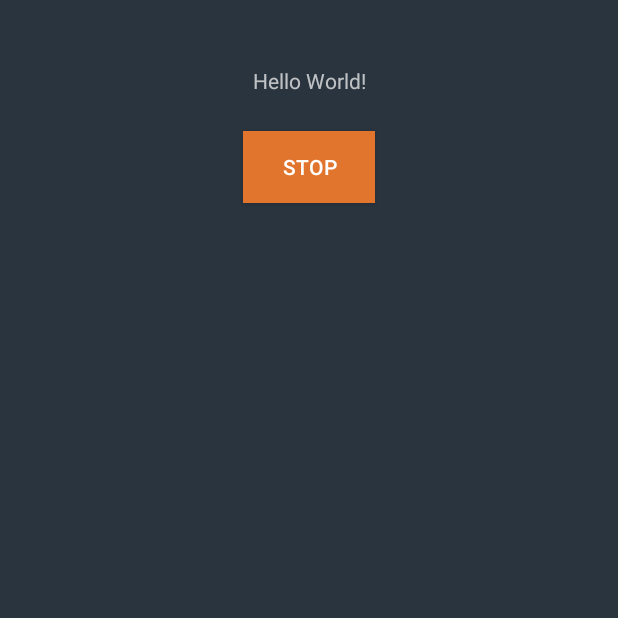
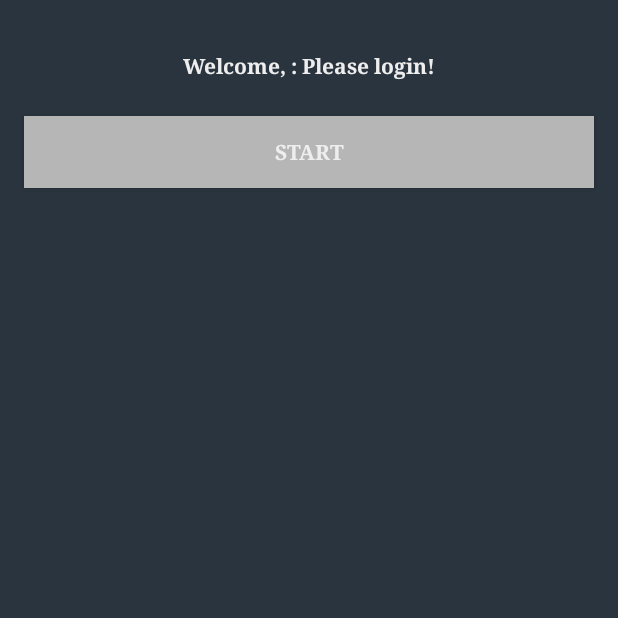
Before and after one commit to poojasngh432/Shifty, an Android app: the MainActivity screen opened directly, with no data from a screen before it, after a tap on "STOP", on a phone screen of 412 x 824 dp, the top half of it. Run offline under Robolectric (Android 15) with nearby library versions, the phone set to English and light mode, and no system bars; our stand-ins replace RxJava; network calls fail; 1 statement that could not run was skipped; 1 other tap on this screen came first.

Commit message:
phase one fully working

```diff
--- a/app/src/main/AndroidManifest.xml
+++ b/app/src/main/AndroidManifest.xml
@@ -25,11 +25,6 @@
         <activity android:name=".MainActivity">
         </activity>
 
-        <service
-            android:enabled="true"
-            android:exported="true"
-            android:name=".MainService"></service>
-
     </application>
 
 </manifest>
--- a/app/src/main/java/com/nomimon/shifty/LoginActivity.kt
+++ b/app/src/main/java/com/nomimon/shifty/LoginActivity.kt
@@ -8,7 +8,6 @@ import android.widget.Toast
 import androidx.appcompat.app.AppCompatActivity
 import com.nomimon.shifty.databinding.ActivityMain2Binding
 import com.nomimon.shifty.model.LoginResponse
-import io.reactivex.disposables.Disposable
 import okhttp3.MediaType
 import okhttp3.RequestBody
 import org.json.JSONException
@@ -21,8 +20,6 @@ import java.util.*
 
 class LoginActivity : AppCompatActivity() {
     private lateinit var binding: ActivityMain2Binding
-    private lateinit var requestBodyParams: MutableMap<String, String>
-    private lateinit var disposable: Disposable
 
     override fun onCreate(savedInstanceState: Bundle?) {
         super.onCreate(savedInstanceState)
@@ -65,7 +62,7 @@ class LoginActivity : AppCompatActivity() {
         val parse: MediaType? = MediaType.parse("application/json")
         val requestBody2 = RequestBody.create(parse, jSONObject.toString())
 
-        val call: Call<LoginResponse> = BaseApp.apiInterface.login(requestBody2)
+        val call: Call<LoginResponse> = BaseApp.apiInterfaceLogin.login(requestBody2)
         call.enqueue(object : Callback<LoginResponse> {
             override fun onResponse(call: Call<LoginResponse>, response: Response<LoginResponse>) {
                 val id = response.body()?.id
--- a/app/src/main/java/com/nomimon/shifty/MainActivity.kt
+++ b/app/src/main/java/com/nomimon/shifty/MainActivity.kt
@@ -13,18 +13,22 @@ import com.nomimon.shifty.databinding.ActivityMainBinding
 import com.nomimon.shifty.model.ConfirmStatus
 import com.nomimon.shifty.model.MyAvailableShiftsResponse
 import io.reactivex.disposables.CompositeDisposable
+import okhttp3.MediaType
+import okhttp3.RequestBody
+import org.json.JSONObject
 import retrofit2.Call
 import retrofit2.Callback
 import retrofit2.Response
 import java.net.URLEncoder
 import java.nio.charset.StandardCharsets
+import kotlin.math.log
 
 
 class MainActivity : AppCompatActivity() {
     private lateinit var binding: ActivityMainBinding
-    private lateinit var requestBodyParams: MutableMap<String, String>
-    private val disposables = CompositeDisposable()
     private var buttonText: String = "START"
+    private lateinit var callStartRun: Call<MyAvailableShiftsResponse>
+    private lateinit var callGrabShifts: Call<ConfirmStatus>
 
     override fun onCreate(savedInstanceState: Bundle?) {
         super.onCreate(savedInstanceState)
@@ -37,47 +41,57 @@ class MainActivity : AppCompatActivity() {
 
     private fun setData() {
         binding.startBtn.text = buttonText
+        var loginState = ""
+        if (BaseApp.isLoggedIn) {
+            loginState = "You're logged in!"
+        } else {
+            loginState = "Please login!"
+        }
+        binding.welcome.text = this.getString(R.string.welcome_text, BaseApp.userName, loginState)
+        callStartRun = BaseApp.apiInterface.startRun(BaseApp.userId)
+        startRunApi()
     }
 
     private fun setOnClickListeners() {
         binding.startBtn.setOnClickListener {
-            if ("START".equals(buttonText)) {
+            if ("START".equals(binding.startBtn.text)) {
                 binding.startBtn.apply {
                     text = "STOP"
                     setBackgroundColor(this.context.resources.getColor(R.color.orange_stop))
+                    if(callStartRun.isCanceled)
+                        startRunApi()
                 }
-                startRunApi()
-            } else {
+            } else if ("STOP".equals(binding.startBtn.text)){
                 binding.startBtn.apply {
                     text = "START"
                     setBackgroundColor(this.context.resources.getColor(R.color.start_grey))
+                    if (callStartRun.isExecuted)
+                        callStartRun.cancel()
                 }
             }
         }
     }
 
     private fun startRunApi() {
-
-        val call: Call<MyAvailableShiftsResponse> = BaseApp.apiInterface.startRun(BaseApp.userId)
-        call.enqueue(object : Callback<MyAvailableShiftsResponse> {
+        callStartRun = BaseApp.apiInterface.startRun(BaseApp.userId)
+        callStartRun.enqueue(object : Callback<MyAvailableShiftsResponse> {
             override fun onResponse(call: Call<MyAvailableShiftsResponse>, response: Response<MyAvailableShiftsResponse>) {
                 if (response.body() != null) {
                     val availableShifts = response.body()!!.availableShifts
-                    val noOfShifts = availableShifts?.size
+                    val noOfShifts = availableShifts?.size ?: 0
                     Log.d("TESTING", "no of shifts : " + noOfShifts)
-                    Toast.makeText(this@MainActivity, "No of available shifts: $noOfShifts", Toast.LENGTH_SHORT).show()
+                    binding.shiftsNo.text = getString(R.string.shifts_num, noOfShifts.toString())
+                    Toast.makeText(this@MainActivity, "No of available shifts available: $noOfShifts", Toast.LENGTH_SHORT).show()
                     val lisOfIds = mutableListOf<String>()
                     if (availableShifts != null) {
                         for (shift in availableShifts) {
                             val id = shift.id
                             lisOfIds.add(id)
                             Log.d("TESTING", "id : " + id)
-                            var encodedId = URLEncoder.encode(id)
-                            Log.d("TESTING", "encodedId : " + encodedId)
                             if (Build.VERSION.SDK_INT >= Build.VERSION_CODES.KITKAT) {
-                                encodedId = URLEncoder.encode(id, StandardCharsets.UTF_8.toString())
+                               val encodedId = URLEncoder.encode(id, StandardCharsets.UTF_8.toString())
+                                Log.d("TESTING", "encodedId : " + encodedId)
                             }
-                            Log.d("TESTING", "encodedId : " + encodedId)
                             confirmShiftApi(id)
                         }
                     }
@@ -91,8 +105,10 @@ class MainActivity : AppCompatActivity() {
     }
 
     private fun confirmShiftApi(id: String) {
-        val call: Call<ConfirmStatus> = BaseApp.apiInterface.confirmGrabAllShifts(BaseApp.userId, id)
-        call.enqueue(object : Callback<ConfirmStatus> {
+        val parse: MediaType? = MediaType.parse("application/json")
+        val requestBody = RequestBody.create(parse, JSONObject().toString())
+        callGrabShifts = BaseApp.apiInterface.confirmGrabAllShifts(BaseApp.userId, id, requestBody)
+        callGrabShifts.enqueue(object : Callback<ConfirmStatus> {
             override fun onResponse(call: Call<ConfirmStatus>, response: Response<ConfirmStatus>) {
                 if (response.body() != null) {
                     val status = response.body()!!.status
@@ -101,10 +117,16 @@ class MainActivity : AppCompatActivity() {
                         Toast.makeText(this@MainActivity, "Shift no. $shiftNumber GRABBED!", Toast.LENGTH_SHORT).show()
                     }
                 }
+                if(callStartRun.isCanceled)
+                    callGrabShifts.cancel()
             }
 
             override fun onFailure(call: Call<ConfirmStatus>, t: Throwable) {
-                Toast.makeText(this@MainActivity, "Api call failure. Try again", Toast.LENGTH_SHORT).show()
+                if (callGrabShifts.isCanceled) {
+                    Toast.makeText(this@MainActivity, "Api call was cancelled", Toast.LENGTH_SHORT).show()
+                } else {
+                    Toast.makeText(this@MainActivity, "Api call failure. Try again", Toast.LENGTH_SHORT).show()
+                }
             }
         })
     }
--- a/app/src/main/java/com/nomimon/shifty/response/ApiInterface.kt
+++ b/app/src/main/java/com/nomimon/shifty/response/ApiInterface.kt
@@ -10,23 +10,23 @@ import retrofit2.Response
 import retrofit2.http.*
 
 interface ApiInterface {
-    companion object{
+    companion object {
         const val BASE_URL = "https://api-courier-produk.skipthedishes.com/"
-        // "https://api-courier-produk.skipthedishes.com/v2/couriers/a51e1c26-a453-441c-8182-662e9142fe29/shifts/scheduled?includeAvailable=true&timezone=Europe/London&hasCourierRefreshedOpenShifts=true%00
-        // https://api-courier-produk.skipthedishes.com/v2/couriers/" + userID + "/shifts/" + URLEncoder.encode(shift_value) + "/confirm
     }
 
     @GET("v2/couriers/{userId}/shifts/{encode}/confirm")
-    fun confirmGrabAllShifts(@Path("userId") userId: String,
-        @Path("encode") encode: String
+    fun confirmGrabAllShifts(
+        @Path("userId") userId: String,
+        @Path("encode") encode: String,
+        @Body requestBody: RequestBody
     ): Call<ConfirmStatus>
 
     @GET("v2/couriers/{userId}/shifts/scheduled?includeAvailable=true&timezone=Europe/London&hasCourierRefreshedOpenShifts=true")
-    fun startRun(@Path("userId") userId: String): Call<MyAvailableShiftsResponse>
+    fun startRun(@Path("userId") userId: String
+    ): Call<MyAvailableShiftsResponse>
 
     @POST("v1/couriers/login")
-    fun login(
-        @Body requestBody: RequestBody
+    fun login(@Body requestBody: RequestBody
     ): Call<LoginResponse>
 
 }
--- a/app/src/main/res/layout/activity_main.xml
+++ b/app/src/main/res/layout/activity_main.xml
@@ -10,24 +10,44 @@
     <TextView
         android:layout_height="wrap_content"
         android:layout_width="wrap_content"
-        android:id="@+id/one"
-        android:text="Hello World!"
+        android:id="@+id/welcome"
+        tools:text="@string/welcome_text"
+        android:textStyle="bold"
+        android:textColor="@color/light_grey_silver"
+        android:fontFamily="serif"
         app:layout_constraintLeft_toLeftOf="parent"
         app:layout_constraintRight_toRightOf="parent"
         app:layout_constraintTop_toTopOf="parent"
-        android:layout_margin="36dp"
+        android:layout_margin="26dp"
         android:padding="8dp" />
 
     <androidx.appcompat.widget.AppCompatButton
-        android:layout_width="wrap_content"
+        android:layout_width="match_parent"
         android:layout_height="wrap_content"
         android:id="@+id/startBtn"
-        android:background="@color/start_grey"
         android:text="Start Run"
-        android:layout_marginTop="16dp"
+        android:textStyle="bold"
+        android:textColor="@color/light_grey_silver"
+        android:fontFamily="serif"
+        android:layout_margin="16dp"
         android:padding="8dp"
         app:layout_constraintLeft_toLeftOf="parent"
         app:layout_constraintRight_toRightOf="parent"
-        app:layout_constraintTop_toBottomOf="@+id/one"/>
+        app:layout_constraintTop_toBottomOf="@+id/welcome"/>
+
+
+    <TextView
+        android:layout_height="wrap_content"
+        android:layout_width="wrap_content"
+        android:id="@+id/shiftsNo"
+        tools:text="Number of shifts available: 10"
+        android:textStyle="normal"
+        android:textColor="@color/light_grey_silver"
+        android:fontFamily="serif"
+        app:layout_constraintLeft_toLeftOf="parent"
+        app:layout_constraintRight_toRightOf="parent"
+        app:layout_constraintBottom_toBottomOf="parent"
+        android:layout_marginBottom="16dp"
+        android:padding="8dp" />
 
 </androidx.constraintlayout.widget.ConstraintLayout>
--- a/app/src/main/res/values/strings.xml
+++ b/app/src/main/res/values/strings.xml
@@ -2,4 +2,7 @@
     <string name="app_name">Shifty</string>
     <string name="enter_email">Enter email</string>
     <string name="enter_password">Enter password</string>
+
+    <string name="welcome_text">Welcome, %s: %s</string>
+    <string name="shifts_num">Number of shifts available: %s</string>
 </resources>
```
Also changed, not shown: app/src/main/java/com/nomimon/shifty/BaseApp.kt (+6 -7 lines), app/src/main/res/layout/activity_main2.xml (+43 -6 lines).
